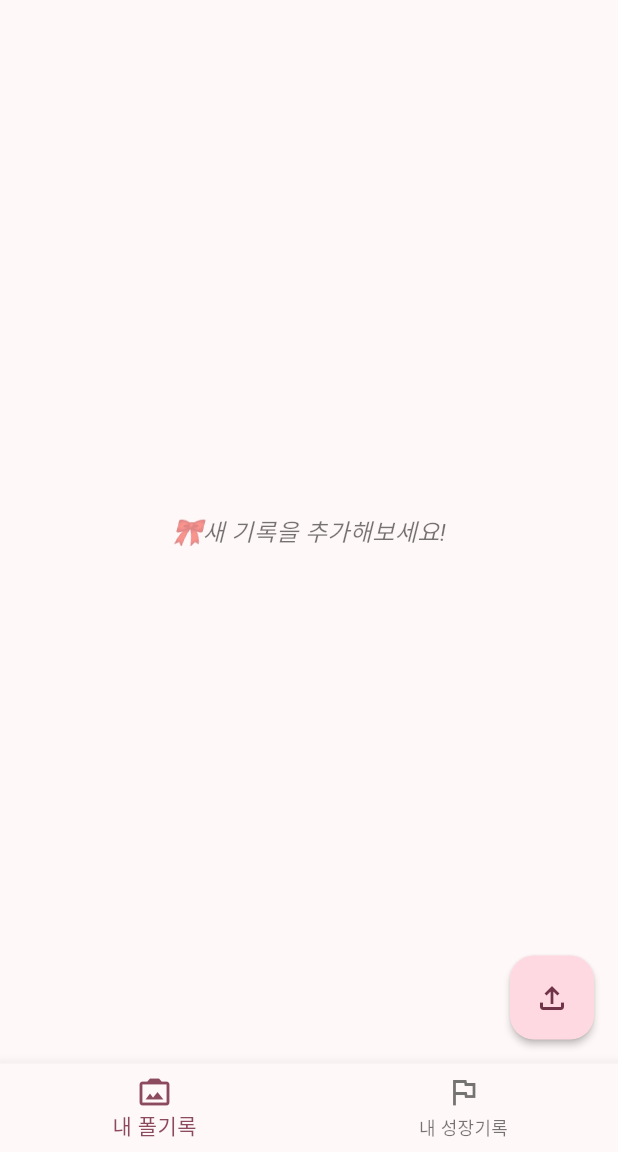
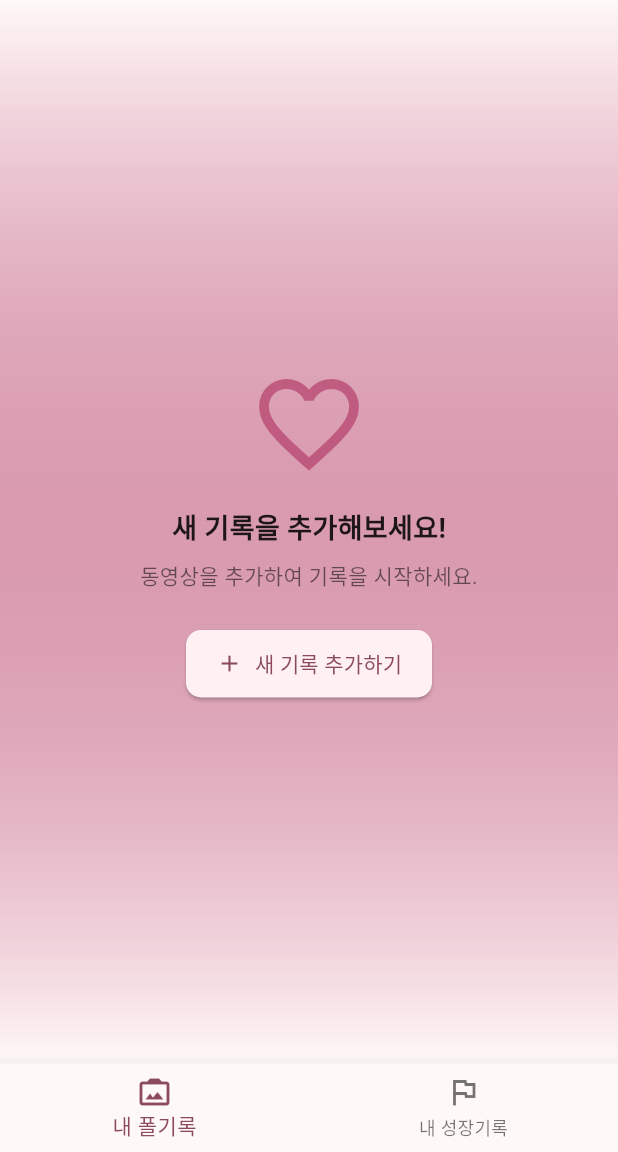
Before and after one commit to MontyCoder0701/pole-app, a Flutter app: the screen it shows after launch, on a phone screen of 412 x 824 dp, the part 84-1236 px from its top. Run offline on Flutter 3.47's test engine with Material 3 defaults, Android fonts, the phone set to English and light mode, and no system bars; our stand-ins replace video_player; missing offline and left inert: photo_manager.

Commit message:
fix: 디자인 개선

```diff
--- a/lib/main.dart
+++ b/lib/main.dart
@@ -2,7 +2,6 @@ import 'package:flutter/material.dart';
 
 import 'progress.page.dart';
 import 'records.page.dart';
-import 'settings.page.dart';
 import 'theme.dart';
 
 void main() {
@@ -45,23 +44,6 @@ class _MyHomePageState extends State<MyHomePage> {
   @override
   Widget build(BuildContext context) {
     return Scaffold(
-      appBar: AppBar(
-        title: Text(
-          'Polinii:)',
-          style: TextStyle(color: CustomColor.primary),
-        ),
-        actions: [
-          IconButton(
-            icon: Icon(Icons.settings, color: Colors.grey),
-            onPressed: () {
-              Navigator.push(
-                context,
-                MaterialPageRoute(builder: (context) => const SettingsPage()),
-              );
-            },
-          ),
-        ],
-      ),
       body: IndexedStack(
         index: _currentIndex,
         children: _pages,
--- a/lib/progress.page.dart
+++ b/lib/progress.page.dart
@@ -1,6 +1,7 @@
 import 'package:flutter/material.dart';
 
 import 'progress-detail.page.dart';
+import 'settings.page.dart';
 import 'theme.dart';
 
 class ProgressPage extends StatefulWidget {
@@ -56,6 +57,23 @@ class _ProgressPageState extends State<ProgressPage> {
   @override
   Widget build(BuildContext context) {
     return Scaffold(
+      appBar: AppBar(
+        title: Text(
+          'Polinii:)',
+          style: TextStyle(color: CustomColor.primary),
+        ),
+        actions: [
+          IconButton(
+            icon: Icon(Icons.settings, color: Colors.grey),
+            onPressed: () {
+              Navigator.push(
+                context,
+                MaterialPageRoute(builder: (context) => const SettingsPage()),
+              );
+            },
+          ),
+        ],
+      ),
       body: ListView(
         padding: EdgeInsets.all(10),
         children: [
--- a/lib/records.page.dart
+++ b/lib/records.page.dart
@@ -2,6 +2,8 @@ import 'package:flutter/material.dart';
 import 'package:photo_manager/photo_manager.dart';
 
 import 'record-detail.page.dart';
+import 'settings.page.dart';
+import 'theme.dart';
 import 'utils/date.util.dart';
 import 'video_picker.page.dart';
 import 'widgets/chip.widget.dart';
@@ -21,14 +23,90 @@ class _RecordsPageState extends State<RecordsPage> {
   @override
   Widget build(BuildContext context) {
     return Scaffold(
+      appBar: AppBar(
+        title: Text(
+          'Polinii:)',
+          style: TextStyle(color: CustomColor.primary),
+        ),
+        actions: [
+          IconButton(
+            icon: Icon(Icons.settings, color: Colors.grey),
+            onPressed: () {
+              Navigator.push(
+                context,
+                MaterialPageRoute(builder: (context) => const SettingsPage()),
+              );
+            },
+          ),
+        ],
+      ),
       body: _videos.isEmpty
-          ? Center(
-              child: Text(
-                '🎀새 기록을 추가해보세요!',
+          ? Container(
+              decoration: BoxDecoration(
+                gradient: LinearGradient(
+                  colors: [
+                    Theme.of(context).canvasColor,
+                    CustomColor.primary.withValues(alpha: 0.5),
+                    Theme.of(context).canvasColor,
+                  ],
+                  begin: Alignment.topCenter,
+                  end: Alignment.bottomCenter,
+                ),
+              ),
+              child: Center(
+                child: Column(
+                  mainAxisAlignment: MainAxisAlignment.center,
+                  children: [
+                    Icon(
+                      Icons.favorite_border,
+                      size: 80,
+                      color: CustomColor.primary.withValues(alpha: 0.7),
+                    ),
+                    SizedBox(height: 16),
+                    Text(
+                      '새 기록을 추가해보세요!',
                       style: TextStyle(
-                  fontSize: 16,
-                  fontStyle: FontStyle.italic,
+                        fontSize: 18,
+                        fontWeight: FontWeight.bold,
+                        color: Colors.black87,
+                      ),
+                    ),
+                    SizedBox(height: 8),
+                    Text(
+                      '동영상을 추가하여 기록을 시작하세요.',
+                      style: TextStyle(
+                        fontSize: 14,
                         color: Colors.black54,
+                      ),
+                      textAlign: TextAlign.center,
+                    ),
+                    SizedBox(height: 24),
+                    ElevatedButton.icon(
+                      onPressed: () async {
+                        final selectedVideo = await Navigator.push<AssetEntity>(
+                          context,
+                          MaterialPageRoute(
+                            builder: (context) => VideoPickerPage(),
+                          ),
+                        );
+
+                        if (selectedVideo != null) {
+                          setState(() {
+                            _videos.add(selectedVideo);
+                          });
+                        }
+                      },
+                      icon: Icon(Icons.add),
+                      label: Text('새 기록 추가하기'),
+                      style: ElevatedButton.styleFrom(
+                        padding:
+                            EdgeInsets.symmetric(horizontal: 20, vertical: 12),
+                        shape: RoundedRectangleBorder(
+                          borderRadius: BorderRadius.circular(10),
+                        ),
+                      ),
+                    ),
+                  ],
                 ),
               ),
             )
@@ -134,7 +212,9 @@ class _RecordsPageState extends State<RecordsPage> {
                 ),
               ],
             ),
-      floatingActionButton: FloatingActionButton(
+      floatingActionButton: Visibility(
+        visible: _videos.isNotEmpty,
+        child: FloatingActionButton(
           elevation: 2,
           onPressed: () async {
             final selectedVideo = await Navigator.push<AssetEntity>(
@@ -151,6 +231,7 @@ class _RecordsPageState extends State<RecordsPage> {
           heroTag: 'Record',
           child: const Icon(Icons.file_upload_outlined),
         ),
+      ),
     );
   }
 }
```
Lines whose indentation alone changed are shown as unchanged.
